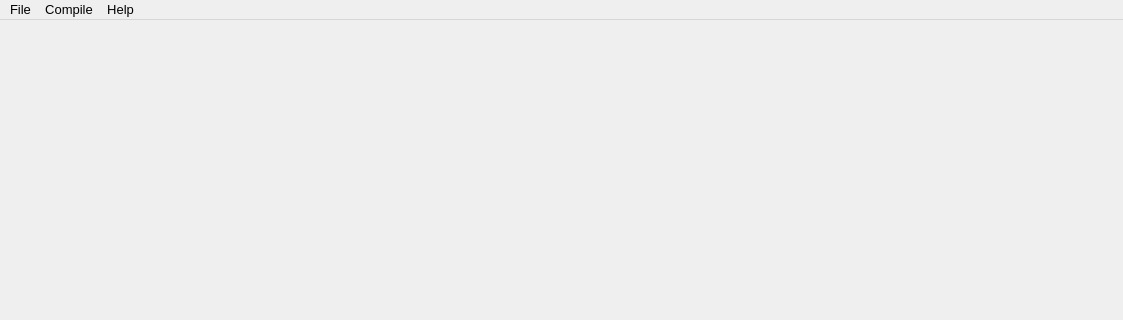
Above: ui/mainwindow.ui from enkerewpo/project-kakapos before the change; both pictures show x 0 to 1123 and y 0 to 320 of the 1123 by 608 pixel window. Below: the same form after it.
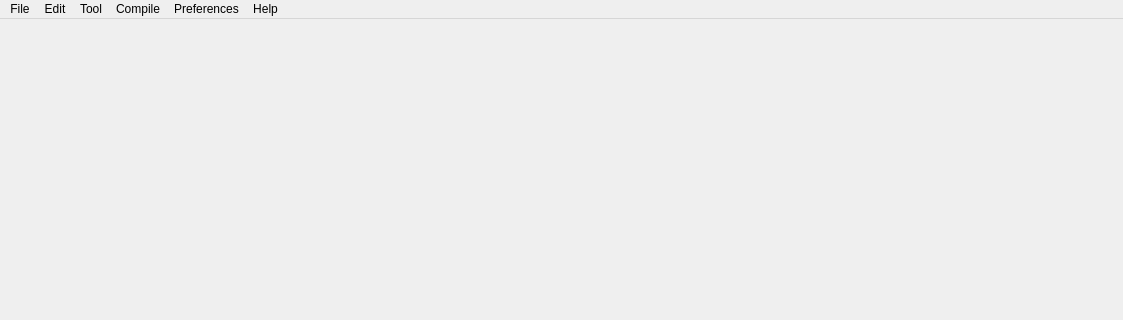
That is the form after the change. Icons and pictures are not drawn.

Diff of the .ui file:
```diff
--- a/ui/mainwindow.ui
+++ b/ui/mainwindow.ui
@@ -49,13 +49,14 @@
      <x>0</x>
      <y>0</y>
      <width>1123</width>
-     <height>23</height>
+     <height>21</height>
     </rect>
    </property>
    <property name="font">
     <font>
      <family>Segoe UI</family>
-     <pointsize>10</pointsize>
+     <pointsize>9</pointsize>
+     <stylestrategy>PreferAntialias</stylestrategy>
     </font>
    </property>
    <property name="focusPolicy">
@@ -102,6 +103,7 @@
     <property name="font">
      <font>
       <family>Segoe UI</family>
+      <stylestrategy>PreferAntialias</stylestrategy>
      </font>
     </property>
     <property name="autoFillBackground">
@@ -131,8 +133,33 @@
     <addaction name="actionRun"/>
     <addaction name="actionDebug"/>
    </widget>
+   <widget class="QMenu" name="menuEdit">
+    <property name="font">
+     <font>
+      <stylestrategy>PreferAntialias</stylestrategy>
+     </font>
+    </property>
+    <property name="title">
+     <string>Edit</string>
+    </property>
+    <addaction name="actionUndo"/>
+    <addaction name="actionRedo"/>
+   </widget>
+   <widget class="QMenu" name="menuTool">
+    <property name="title">
+     <string>Tool</string>
+    </property>
+   </widget>
+   <widget class="QMenu" name="menuPreferences">
+    <property name="title">
+     <string>Preferences</string>
+    </property>
+   </widget>
    <addaction name="menuFile"/>
+   <addaction name="menuEdit"/>
+   <addaction name="menuTool"/>
    <addaction name="menuCompule"/>
+   <addaction name="menuPreferences"/>
    <addaction name="menuHelp"/>
   </widget>
   <action name="actionAbout">
```
Left out of the diff: 46 changed lines with no effect on the pictures.
